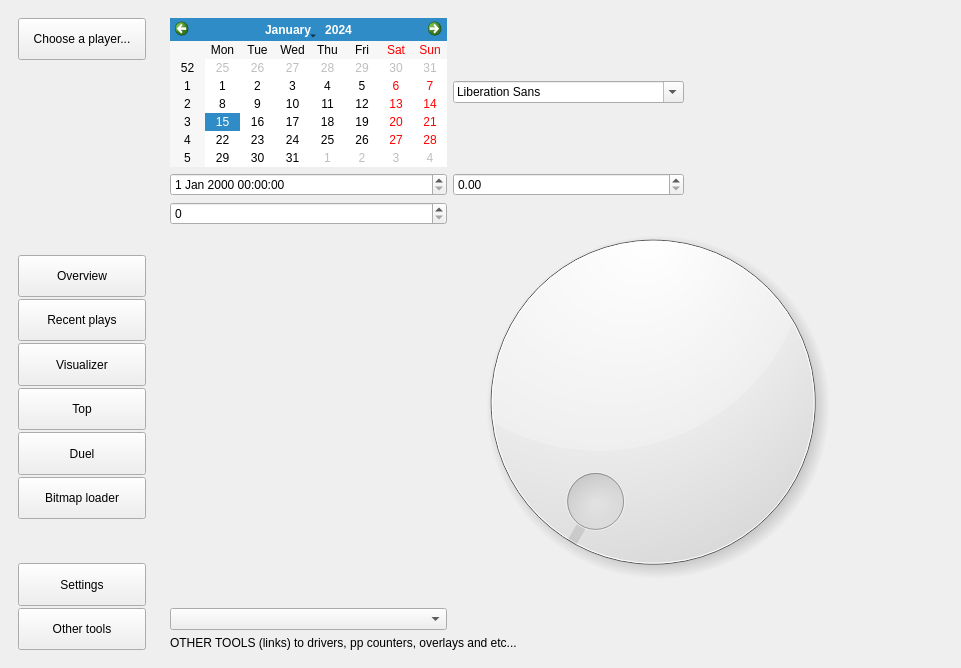
First picture: the form in osu-master/mainwindow.ui, repository PrefectSol/osu-master, before the edit.
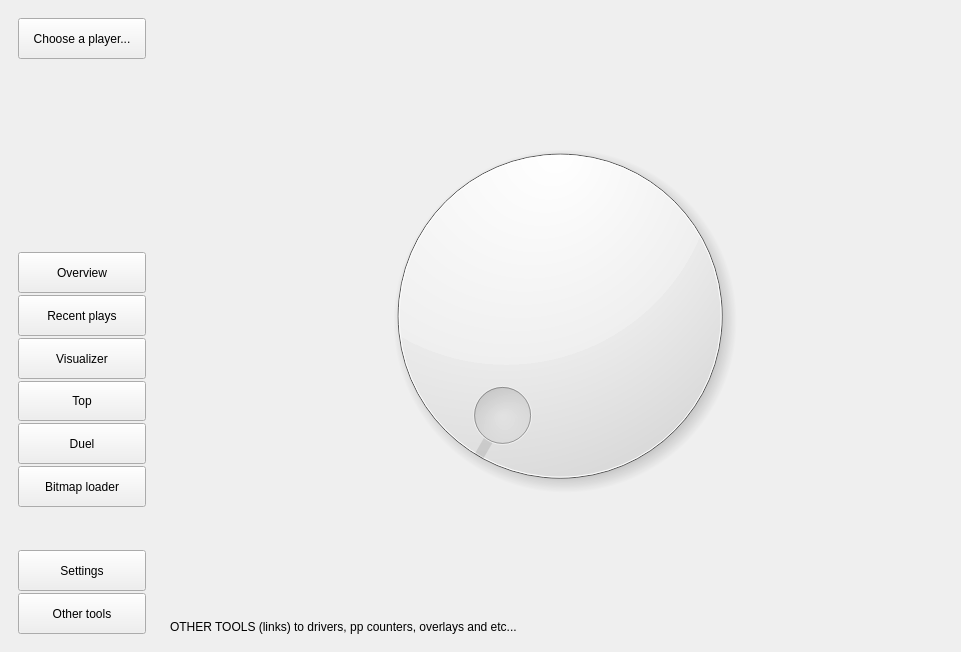
Second picture: the form after the edit. The open tabs and pages were chosen to show the change.

```diff
--- a/osu-master/mainwindow.ui
+++ b/osu-master/mainwindow.ui
@@ -1063,12 +1063,12 @@
           <property name="sizeHint" stdset="0">
            <size>
             <width>20</width>
-            <height>160</height>
+            <height>88</height>
            </size>
           </property>
          </spacer>
         </item>
-        <item row="2" column="3">
+        <item row="1" column="3">
          <spacer name="horizontalSpacer_14">
           <property name="orientation">
            <enum>Qt::Horizontal</enum>
@@ -1081,10 +1081,7 @@
           </property>
          </spacer>
         </item>
-        <item row="1" column="0">
-         <widget class="QDateTimeEdit" name="dateTimeEdit"/>
-        </item>
-        <item row="2" column="1" rowspan="2" colspan="2">
+        <item row="1" column="1" rowspan="2" colspan="2">
          <widget class="QDial" name="dial">
           <property name="minimumSize">
            <size>
@@ -1094,27 +1091,20 @@
           </property>
          </widget>
         </item>
-        <item row="5" column="0" colspan="2">
-         <widget class="QLabel" name="label_7">
-          <property name="text">
-           <string>OTHER TOOLS (links) to drivers, pp counters, overlays and etc...</string>
-          </property>
-         </widget>
-        </item>
-        <item row="3" column="0">
+        <item row="2" column="0">
          <spacer name="horizontalSpacer_16">
           <property name="orientation">
            <enum>Qt::Horizontal</enum>
           </property>
           <property name="sizeHint" stdset="0">
            <size>
-            <width>277</width>
+            <width>178</width>
             <height>20</height>
            </size>
           </property>
          </spacer>
         </item>
-        <item row="4" column="2">
+        <item row="3" column="2">
          <spacer name="verticalSpacer_10">
           <property name="orientation">
            <enum>Qt::Vertical</enum>
@@ -1122,25 +1112,17 @@
           <property name="sizeHint" stdset="0">
            <size>
             <width>20</width>
-            <height>21</height>
+            <height>88</height>
            </size>
           </property>
          </spacer>
         </item>
-        <item row="0" column="0">
-         <widget class="QCalendarWidget" name="calendarWidget"/>
-        </item>
-        <item row="2" column="0">
-         <widget class="QSpinBox" name="spinBox"/>
-        </item>
-        <item row="1" column="1">
-         <widget class="QDoubleSpinBox" name="doubleSpinBox"/>
-        </item>
-        <item row="0" column="1">
-         <widget class="QFontComboBox" name="fontComboBox"/>
-        </item>
-        <item row="4" column="0">
-         <widget class="QComboBox" name="comboBox"/>
+        <item row="4" column="0" colspan="2">
+         <widget class="QLabel" name="label_7">
+          <property name="text">
+           <string>OTHER TOOLS (links) to drivers, pp counters, overlays and etc...</string>
+          </property>
+         </widget>
         </item>
        </layout>
       </widget>
```
Left out of the diff: 2 changed lines with no effect on the pictures.
